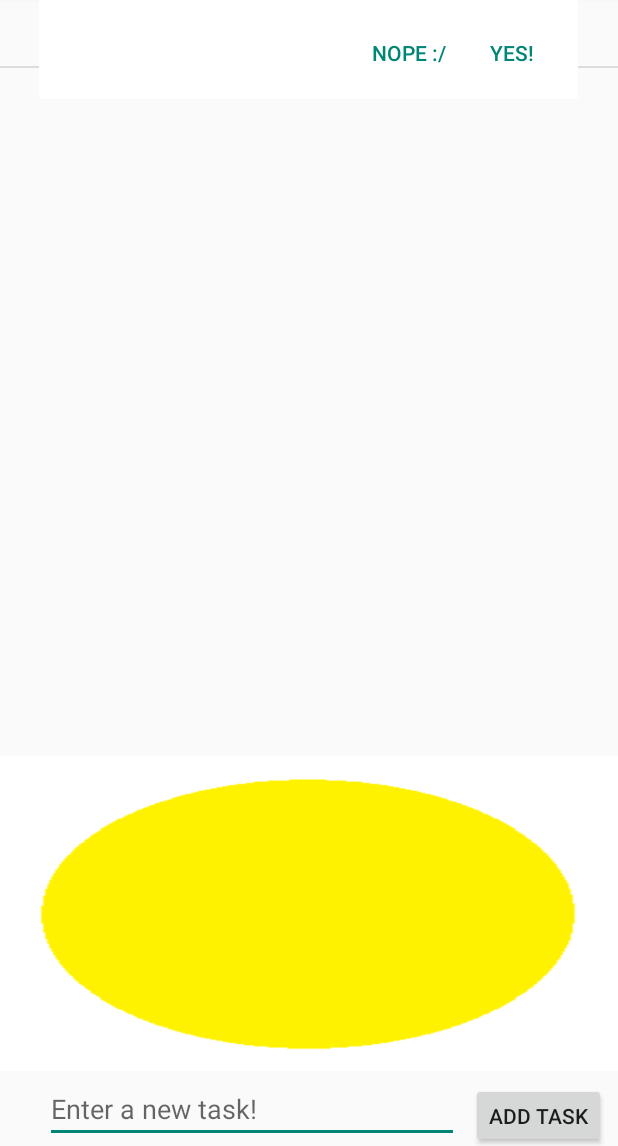
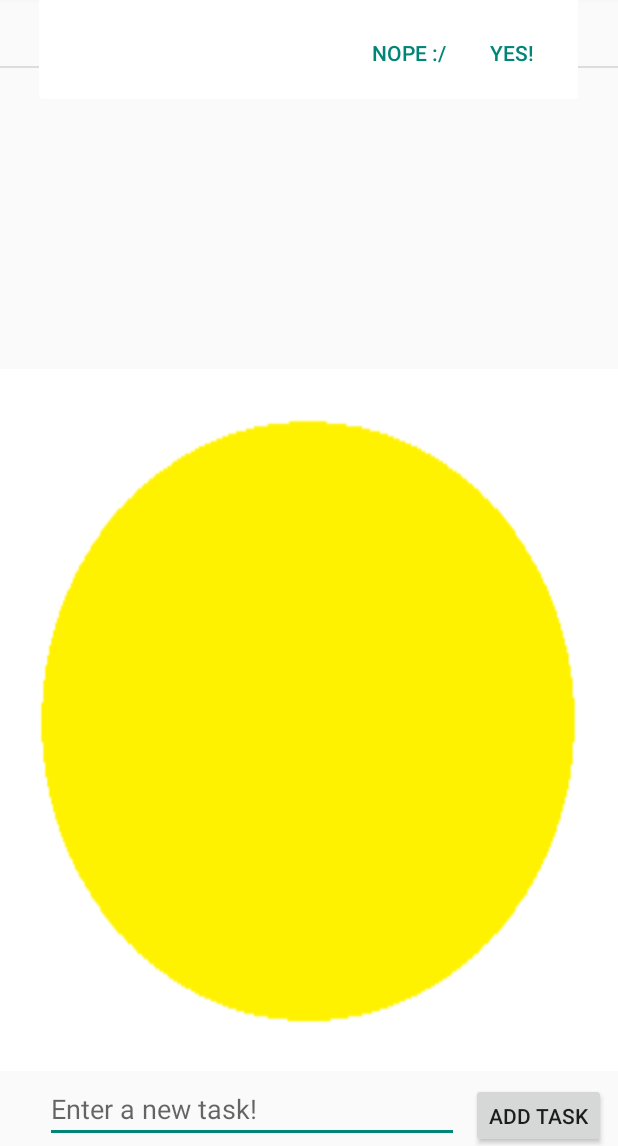
Before and after one commit to Rorykon/Amazing-Tasks, an Android app: the screen it shows after launch (MainActivity), after a tap on an icon or button, on a phone screen of 412 x 824 dp, the part 90-1236 px from its top. Run offline under Robolectric (Android 15) with nearby library versions, the phone set to English and light mode, and no system bars; 1 other tap on this screen came first.

```diff
--- a/src/main/AndroidManifest.xml
+++ b/src/main/AndroidManifest.xml
@@ -9,7 +9,10 @@
         android:roundIcon="@mipmap/ic_launcher_round"
         android:supportsRtl="true"
         android:theme="@style/Theme.AppCompat.DayNight.DarkActionBar">
-        <activity android:name=".MainActivity">
+        <activity android:name=".MainActivity"
+            android:configChanges="orientation|keyboardHidden|screenSize"
+            android:windowSoftInputMode="adjustPan">
+
             <intent-filter>
                 <action android:name="android.intent.action.MAIN" />
 
--- a/src/main/java/com/example/mikatsuki/myamazingtasks/MainActivity.java
+++ b/src/main/java/com/example/mikatsuki/myamazingtasks/MainActivity.java
@@ -59,12 +59,15 @@ public class MainActivity extends AppCompatActivity {
                 myView.setScaleType(ImageView.ScaleType.FIT_XY);
                // myView.setScaleType(ImageView.ScaleType.CENTER_CROP);
                 //myView.setAdjustViewBounds(true);
+                myView.setClickable(false);
 
 
                 myView.setLayoutParams(new
                         ImageSwitcher.LayoutParams(ImageSwitcher.LayoutParams.MATCH_PARENT,
                         ImageSwitcher.LayoutParams.MATCH_PARENT));
+                myView.requestFocus();
                 return myView;
+
             }
         });
 
--- a/src/main/res/layout/activity_main.xml
+++ b/src/main/res/layout/activity_main.xml
@@ -1,6 +1,7 @@
 <RelativeLayout xmlns:android="http://schemas.android.com/apk/res/android"
     xmlns:app="http://schemas.android.com/apk/res-auto"
     xmlns:tools="http://schemas.android.com/tools"
+
     android:layout_width="match_parent"
     android:layout_height="match_parent"
     tools:context=".MainActivity">
@@ -8,7 +9,7 @@
 
     <ListView
         android:id="@+id/lvItems"
-        android:layout_width="wrap_content"
+        android:layout_width="match_parent"
         android:layout_height="250dp"
         android:layout_alignParentStart="true"
        >
@@ -17,14 +18,10 @@
 
     <ImageSwitcher
         android:id="@+id/IS"
-
         android:layout_width="match_parent"
-        android:layout_height="210dp"
         android:layout_above="@+id/layout1"
-
-
-
-
+        android:layout_height="wrap_content"
+        android:layout_below="@+id/lvItems"
         >
 
 
@@ -33,10 +30,9 @@
     <ImageView
         android:id="@+id/cheering"
         android:layout_width="match_parent"
-        android:layout_height="210dp"
-
+        android:layout_height="wrap_content"
+        android:layout_below="@+id/lvItems"
         android:layout_above="@+id/layout1"
-
         android:contentDescription="@string/yay"
         android:visibility="visible" />
 
```
Also changed, not shown: 3 other files.
